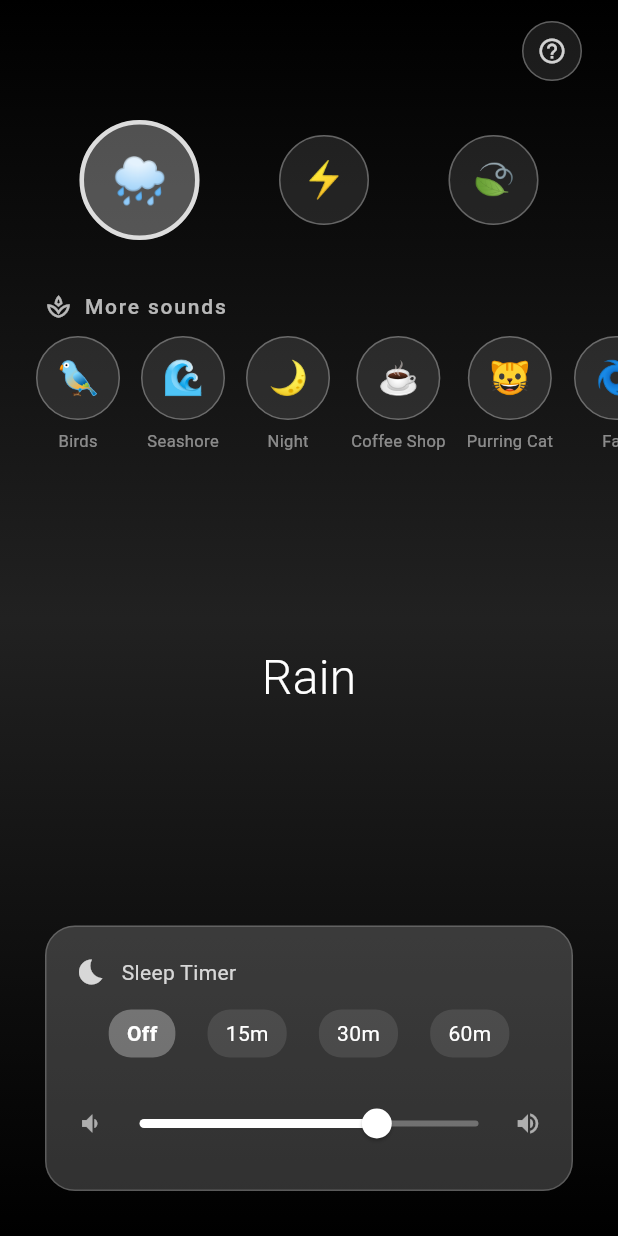
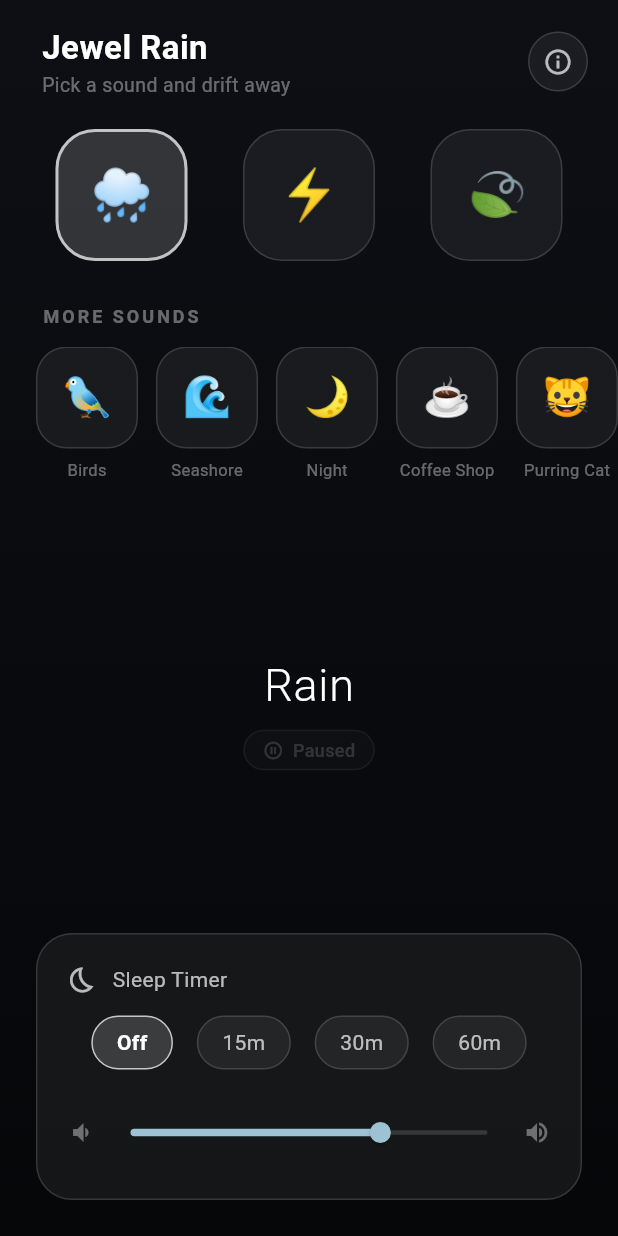
Before and after one commit to covagashi/RainingJewels, a Flutter app: the screen it shows after launch, after a tap on "I want to relax", on a phone screen of 412 x 824 dp. Run offline on Flutter 3.47's test engine with Material 3 defaults, Android fonts, the phone set to English and light mode, and no system bars; our stand-ins replace audio_service, in_app_review, just_audio, permission_handler, shared_preferences, wakelock_plus; missing offline and left inert: screen_brightness.

Commit message:
Refresh visual design in both apps
Restrained redesign shared between Flutter and Expo (lib/theme.dart /
src/theme.ts): near-black neutral background, monochrome white-opacity
hierarchy matching the app's original identity, rounded-square sound
tiles with labels, header with app title, playing-state chip, and a
single muted rain-blue accent reserved for playback state and the
volume slider. No gradients-and-glow styling.

Co-Authored-By: Claude Fable 5 <noreply@anthropic.com>
Claude-Session: https://claude.ai/code/session_017YHsRq8jEp7thL3GL5Ry41

```diff
--- a/jewel-rain-expo/package.json
+++ b/jewel-rain-expo/package.json
@@ -9,6 +9,7 @@
     "expo-audio": "~57.0.2",
     "expo-brightness": "~57.0.1",
     "expo-keep-awake": "~57.0.1",
+    "expo-linear-gradient": "~57.0.1",
     "expo-status-bar": "~57.0.1",
     "react": "19.2.3",
     "react-native": "0.86.0"
--- a/lib/main.dart
+++ b/lib/main.dart
@@ -4,6 +4,7 @@ import 'package:permission_handler/permission_handler.dart';
 import 'package:rainingjewels_new/screens/homepage.dart';
 import 'package:rainingjewels_new/services/audio_service.dart';
 import 'package:rainingjewels_new/services/review_service.dart';
+import 'package:rainingjewels_new/theme.dart';
 
 void main() async {
   WidgetsFlutterBinding.ensureInitialized();
@@ -113,10 +114,10 @@ class _MyAppState extends State<MyApp> with WidgetsBindingObserver {
       debugShowCheckedModeBanner: false,
       theme: ThemeData(
         colorScheme: ColorScheme.fromSeed(
-          seedColor: Colors.blue,
+          seedColor: kAccent,
           brightness: Brightness.dark,
         ),
-        scaffoldBackgroundColor: Colors.black,
+        scaffoldBackgroundColor: kBgBottom,
       ),
       home: const WelcomePage(),
       routes: {
@@ -132,64 +133,77 @@ class WelcomePage extends StatelessWidget {
   @override
   Widget build(BuildContext context) {
     return Scaffold(
-      body: SafeArea(
-        child: Container(
-          padding: const EdgeInsets.all(20),
-          color: Colors.grey.shade800,
+      body: Container(
+        decoration: const BoxDecoration(gradient: kBackgroundGradient),
+        child: SafeArea(
+          child: Padding(
+            padding: const EdgeInsets.all(24),
             child: Column(
               mainAxisAlignment: MainAxisAlignment.center,
               crossAxisAlignment: CrossAxisAlignment.center,
               children: <Widget>[
                 Flexible(
                   child: SizedBox(
-                  height: MediaQuery.of(context).size.width * 0.60,
+                    height: MediaQuery.of(context).size.width * 0.55,
                     child: Hero(
                       tag: 'picto',
                       child: Image.asset('assets/picto.png'),
                     ),
                   ),
                 ),
-              const Center(
-                child: Text.rich(
+                const SizedBox(height: 28),
+                const Text.rich(
                   TextSpan(
                     children: [
                       TextSpan(
                         text: "Relaxing",
-                        style: TextStyle(color: Colors.white, fontSize: 40.0),
+                        style: TextStyle(
+                          color: kTextPrimary,
+                          fontSize: 38.0,
+                          fontWeight: FontWeight.w300,
+                        ),
                       ),
                       TextSpan(
                         text: "Rain.",
                         style: TextStyle(
-                          color: Colors.white,
-                          fontSize: 40.0,
+                          color: kTextPrimary,
+                          fontSize: 38.0,
                           fontWeight: FontWeight.bold,
                         ),
                       ),
                     ],
                   ),
                 ),
+                const SizedBox(height: 8),
+                const Text(
+                  'Ambient sounds for sleep and focus',
+                  style: TextStyle(color: kTextTertiary, fontSize: 14),
                 ),
-              const SizedBox(height: 20),
-              InkWell(
-                onTap: () {
+                const SizedBox(height: 32),
+                OutlinedButton(
+                  onPressed: () {
                     Navigator.of(context).pushNamed(Homepage.routeName);
                   },
-                child: Container(
-                  decoration: BoxDecoration(
-                    border: Border.all(color: Colors.white, width: 3),
-                    borderRadius: const BorderRadius.all(Radius.circular(30)),
+                  style: OutlinedButton.styleFrom(
+                    foregroundColor: Colors.white,
+                    side: const BorderSide(color: Colors.white, width: 2),
+                    padding: const EdgeInsets.symmetric(
+                        horizontal: 40, vertical: 16),
+                    shape: RoundedRectangleBorder(
+                      borderRadius: BorderRadius.circular(30),
                     ),
-                  padding: const EdgeInsets.all(15),
+                  ),
                   child: const Text(
                     "I want to relax",
-                    style: TextStyle(fontSize: 20, color: Colors.white),
-                  ),
+                    style:
+                        TextStyle(fontSize: 18, fontWeight: FontWeight.w500),
                   ),
                 ),
               ],
             ),
           ),
         ),
+      ),
     );
   }
 }
--- a/lib/screens/homepage.dart
+++ b/lib/screens/homepage.dart
@@ -1,6 +1,7 @@
 import 'dart:async';
 
 import 'package:flutter/material.dart';
+import 'package:rainingjewels_new/theme.dart';
 import 'package:rainingjewels_new/widgets/sound_player.dart';
 import 'package:wakelock_plus/wakelock_plus.dart';
 import 'package:screen_brightness/screen_brightness.dart';
@@ -76,17 +77,7 @@ class _HomepageState extends State<Homepage> {
             fit: StackFit.expand,
             children: <Widget>[
               Container(
-                decoration: BoxDecoration(
-                  gradient: LinearGradient(
-                    begin: Alignment.topCenter,
-                    end: Alignment.bottomCenter,
-                    colors: [
-                      Colors.black,
-                      Colors.grey.shade900,
-                      Colors.black,
-                    ],
-                  ),
-                ),
+                decoration: const BoxDecoration(gradient: kBackgroundGradient),
               ),
               const SoundPlayer(),
               if (_isDimmed)
--- /dev/null
+++ b/lib/theme.dart
@@ -0,0 +1,29 @@
+import 'package:flutter/material.dart';
+
+/// Visual language shared with the Expo port (src/theme.ts).
+///
+/// Deliberately restrained: near-black neutral background, monochrome
+/// white-opacity hierarchy (the app's original identity), and one single
+/// muted rain-blue accent used only for the playback state and slider.
+const Color kBgTop = Color(0xFF0D0F14);
+const Color kBgBottom = Color(0xFF060709);
+
+const Color kAccent = Color(0xFF9CC2D4); // muted rain blue
+const Color kAccentSoft = Color(0x269CC2D4);
+
+const Color kGlassFill = Color(0x0FFFFFFF); // white 6%
+const Color kGlassBorder = Color(0x24FFFFFF); // white 14%
+const Color kSelectedFill = Color(0x29FFFFFF); // white 16%
+
+const Color kTextPrimary = Colors.white;
+const Color kTextSecondary = Colors.white70;
+const Color kTextTertiary = Colors.white38;
+
+const LinearGradient kBackgroundGradient = LinearGradient(
+  begin: Alignment.topCenter,
+  end: Alignment.bottomCenter,
+  colors: [kBgTop, kBgBottom],
+);
+
+// Kept for the modal sheets.
+const Color kBgMid = Color(0xFF14171E);
--- a/lib/widgets/sound_credits_sheet.dart
+++ b/lib/widgets/sound_credits_sheet.dart
@@ -2,12 +2,16 @@ import 'package:flutter/material.dart';
 import 'package:url_launcher/url_launcher.dart';
 
 import '../models/sound.dart';
+import '../theme.dart';
 
 /// Shows the CC-BY attributions required for the bundled sounds.
 void showSoundCreditsSheet(BuildContext context) {
   showModalBottomSheet<void>(
     context: context,
-    backgroundColor: Colors.grey.shade900,
+    backgroundColor: kBgMid,
+    shape: const RoundedRectangleBorder(
+      borderRadius: BorderRadius.vertical(top: Radius.circular(24)),
+    ),
     isScrollControlled: true,
     builder: (context) => DraggableScrollableSheet(
       expand: false,
@@ -88,10 +92,10 @@ class _LinkText extends StatelessWidget {
       child: Text(
         text,
         style: const TextStyle(
-          color: Colors.lightBlueAccent,
+          color: kAccent,
           fontSize: 12,
           decoration: TextDecoration.underline,
-          decorationColor: Colors.lightBlueAccent,
+          decorationColor: kAccent,
         ),
       ),
     );
--- a/lib/widgets/sound_player.dart
+++ b/lib/widgets/sound_player.dart
@@ -5,6 +5,7 @@ import 'package:just_audio/just_audio.dart';
 
 import '../models/sound.dart';
 import '../services/audio_service.dart';
+import '../theme.dart';
 import 'sound_credits_sheet.dart';
 
 /// Main player UI: featured sounds, the "More sounds" section, sleep timer
@@ -128,32 +129,39 @@ class _SoundPlayerState extends State<SoundPlayer> {
   void _showInfoSheet() {
     showModalBottomSheet<void>(
       context: context,
-      backgroundColor: Colors.grey.shade900,
+      backgroundColor: kBgMid,
+      shape: const RoundedRectangleBorder(
+        borderRadius: BorderRadius.vertical(top: Radius.circular(24)),
+      ),
       builder: (context) => SafeArea(
         child: Column(
           mainAxisSize: MainAxisSize.min,
           children: [
+            const SizedBox(height: 8),
             ListTile(
-              leading: const Icon(Icons.email_outlined, color: Colors.white70),
-              title: const Text('Contact', style: TextStyle(color: Colors.white)),
+              leading: const Icon(Icons.email_outlined, color: kTextSecondary),
+              title: const Text('Contact', style: TextStyle(color: kTextPrimary)),
               subtitle: const Text(
                 'hello@covaga.xyz — Subject: Raining Jewels - FAQ',
-                style: TextStyle(color: Colors.white54),
+                style: TextStyle(color: kTextTertiary),
               ),
               onTap: () => Navigator.pop(context),
             ),
             ListTile(
-              leading: const Icon(Icons.library_music_outlined, color: Colors.white70),
-              title: const Text('Sound credits', style: TextStyle(color: Colors.white)),
+              leading:
+                  const Icon(Icons.library_music_outlined, color: kTextSecondary),
+              title: const Text('Sound credits',
+                  style: TextStyle(color: kTextPrimary)),
               subtitle: const Text(
                 'Licenses and authors of the bundled sounds',
-                style: TextStyle(color: Colors.white54),
+                style: TextStyle(color: kTextTertiary),
               ),
               onTap: () {
                 Navigator.pop(context);
                 showSoundCreditsSheet(context);
               },
             ),
+            const SizedBox(height: 8),
           ],
         ),
       ),
@@ -162,99 +170,95 @@ class _SoundPlayerState extends State<SoundPlayer> {
 
   @override
   Widget build(BuildContext context) {
-    return Stack(
+    return Column(
+      crossAxisAlignment: CrossAxisAlignment.start,
       children: [
-        Positioned(
-          top: 10,
-          right: 20,
-          child: IconButton(
+        // Header
+        Padding(
+          padding: const EdgeInsets.fromLTRB(28, 16, 16, 0),
+          child: Row(
+            children: [
+              const Expanded(
+                child: Column(
+                  crossAxisAlignment: CrossAxisAlignment.start,
+                  children: [
+                    Text(
+                      'Jewel Rain',
+                      style: TextStyle(
+                        color: kTextPrimary,
+                        fontSize: 22,
+                        fontWeight: FontWeight.w600,
+                        letterSpacing: 0.3,
+                      ),
+                    ),
+                    Text(
+                      'Pick a sound and drift away',
+                      style: TextStyle(color: kTextTertiary, fontSize: 13),
+                    ),
+                  ],
+                ),
+              ),
+              IconButton(
                 onPressed: _showInfoSheet,
                 style: IconButton.styleFrom(
-              backgroundColor: Colors.white.withValues(alpha: 0.1),
-              side: BorderSide(color: Colors.white.withValues(alpha: 0.3)),
+                  backgroundColor: kGlassFill,
+                  side: const BorderSide(color: kGlassBorder),
                 ),
-            icon: Icon(
-              Icons.help_outline,
-              color: Colors.white.withValues(alpha: 0.8),
-              size: 20,
+                icon: const Icon(Icons.info_outline,
+                    color: kTextSecondary, size: 20),
+              ),
+            ],
           ),
         ),
-        ),
-        Column(
-          children: [
-            const SizedBox(height: 70),
+
+        const SizedBox(height: 20),
 
         // Featured sounds
-            SizedBox(
-              height: 100,
-              child: Row(
+        Row(
           mainAxisAlignment: MainAxisAlignment.spaceEvenly,
           children: List.generate(kFeaturedSounds.length, (index) {
-                  final isSelected = index == _selectedIndex;
-                  return _SoundCircle(
+            return _SoundTile(
               sound: kFeaturedSounds[index],
-                    isSelected: isSelected,
-                    size: isSelected ? 80 : 60,
+              isSelected: index == _selectedIndex,
+              isPlaying: index == _selectedIndex && _isPlaying,
+              size: 88,
               onTap: () => _onSoundTap(index),
             );
           }),
         ),
-            ),
 
-            const SizedBox(height: 24),
+        const SizedBox(height: 28),
 
         // "More sounds" section
-            Padding(
-              padding: const EdgeInsets.symmetric(horizontal: 30),
-              child: Row(
-                children: [
-                  Icon(Icons.spa_outlined,
-                      color: Colors.white.withValues(alpha: 0.7), size: 18),
-                  const SizedBox(width: 8),
-                  Text(
-                    'More sounds',
+        const Padding(
+          padding: EdgeInsets.symmetric(horizontal: 28),
+          child: Text(
+            'MORE SOUNDS',
             style: TextStyle(
-                      color: Colors.white.withValues(alpha: 0.7),
-                      fontSize: 14,
-                      fontWeight: FontWeight.w500,
-                      letterSpacing: 1.2,
+              color: kTextTertiary,
+              fontSize: 12,
+              fontWeight: FontWeight.w600,
+              letterSpacing: 2,
             ),
           ),
-                ],
         ),
-            ),
-            const SizedBox(height: 10),
+        const SizedBox(height: 12),
         SizedBox(
-              height: 92,
+          height: 96,
           child: ListView.separated(
             scrollDirection: Axis.horizontal,
             padding: const EdgeInsets.symmetric(horizontal: 24),
             itemCount: kMoreSounds.length,
-                separatorBuilder: (_, __) => const SizedBox(width: 14),
+            separatorBuilder: (_, __) => const SizedBox(width: 12),
             itemBuilder: (context, i) {
               final index = kFeaturedSounds.length + i;
-                  final sound = kMoreSounds[i];
-                  final isSelected = index == _selectedIndex;
-                  return Column(
-                    mainAxisSize: MainAxisSize.min,
-                    children: [
-                      _SoundCircle(
-                        sound: sound,
-                        isSelected: isSelected,
-                        size: 56,
-                        fontSize: 22,
+              return _SoundTile(
+                sound: kMoreSounds[i],
+                isSelected: index == _selectedIndex,
+                isPlaying: index == _selectedIndex && _isPlaying,
+                size: 68,
+                showLabel: true,
                 onTap: () => _onSoundTap(index),
-                      ),
-                      const SizedBox(height: 6),
-                      Text(
-                        sound.name,
-                        style: TextStyle(
-                          color: Colors.white
-                              .withValues(alpha: isSelected ? 0.9 : 0.5),
-                          fontSize: 11,
-                        ),
-                      ),
-                    ],
               );
             },
           ),
@@ -262,13 +266,56 @@ class _SoundPlayerState extends State<SoundPlayer> {
 
         const Spacer(),
 
-            // Selected sound title
+        // Selected sound title + play state
+        Center(
+          child: Column(
+            children: [
               Text(
                 _selectedSound.name,
                 style: const TextStyle(
-                color: Colors.white,
-                fontSize: 32,
+                  color: kTextPrimary,
+                  fontSize: 30,
                   fontWeight: FontWeight.w300,
+                  letterSpacing: 0.5,
+                ),
+              ),
+              const SizedBox(height: 8),
+              AnimatedOpacity(
+                duration: const Duration(milliseconds: 200),
+                opacity: _isPlaying ? 1 : 0.4,
+                child: Container(
+                  padding:
+                      const EdgeInsets.symmetric(horizontal: 12, vertical: 4),
+                  decoration: BoxDecoration(
+                    color: _isPlaying ? kAccentSoft : kGlassFill,
+                    borderRadius: BorderRadius.circular(20),
+                    border: Border.all(
+                        color: _isPlaying ? kAccent : kGlassBorder, width: 1),
+                  ),
+                  child: Row(
+                    mainAxisSize: MainAxisSize.min,
+                    children: [
+                      Icon(
+                        _isPlaying
+                            ? Icons.graphic_eq
+                            : Icons.pause_circle_outline,
+                        color: _isPlaying ? kAccent : kTextTertiary,
+                        size: 14,
+                      ),
+                      const SizedBox(width: 6),
+                      Text(
+                        _isPlaying ? 'Playing' : 'Paused',
+                        style: TextStyle(
+                          color: _isPlaying ? kAccent : kTextTertiary,
+                          fontSize: 12,
+                          fontWeight: FontWeight.w500,
+                        ),
+                      ),
+                    ],
+                  ),
+                ),
+              ),
+            ],
           ),
         ),
 
@@ -276,127 +323,146 @@ class _SoundPlayerState extends State<SoundPlayer> {
 
         // Controls
         Container(
-              margin: const EdgeInsets.all(30),
+          margin: const EdgeInsets.fromLTRB(24, 0, 24, 24),
           padding: const EdgeInsets.all(20),
           decoration: BoxDecoration(
-                color: Colors.grey.withValues(alpha: 0.3),
-                borderRadius: BorderRadius.circular(20),
-                border: Border.all(color: Colors.white.withValues(alpha: 0.2)),
+            color: kGlassFill,
+            borderRadius: BorderRadius.circular(24),
+            border: Border.all(color: kGlassBorder),
           ),
           child: Column(
             children: [
               Row(
                 children: [
-                      Icon(Icons.bedtime,
-                          color: Colors.white.withValues(alpha: 0.8), size: 20),
+                  const Icon(Icons.bedtime_outlined,
+                      color: kTextSecondary, size: 20),
                   const SizedBox(width: 10),
-                      Text('Sleep Timer',
-                          style: TextStyle(
-                              color: Colors.white.withValues(alpha: 0.8))),
+                  const Text('Sleep Timer',
+                      style: TextStyle(color: kTextSecondary)),
                   const Spacer(),
                   if (_timerActive)
                     Text(
                       _formatTimer(),
                       style: const TextStyle(
-                              color: Colors.white, fontWeight: FontWeight.bold),
+                          color: kTextPrimary, fontWeight: FontWeight.bold),
                     ),
                 ],
               ),
-                  const SizedBox(height: 15),
+              const SizedBox(height: 14),
               Row(
                 mainAxisAlignment: MainAxisAlignment.spaceEvenly,
                 children: [0, 15, 30, 60].map((minutes) {
                   final isSelected = _timerMinutes == minutes;
                   return GestureDetector(
                     onTap: () => _setTimer(minutes),
-                        child: Container(
+                    child: AnimatedContainer(
+                      duration: const Duration(milliseconds: 150),
                       padding: const EdgeInsets.symmetric(
-                              horizontal: 12, vertical: 6),
+                          horizontal: 16, vertical: 7),
                       decoration: BoxDecoration(
-                            color: Colors.white
-                                .withValues(alpha: isSelected ? 0.3 : 0.1),
-                            borderRadius: BorderRadius.circular(15),
+                        color: isSelected ? kSelectedFill : kGlassFill,
+                        borderRadius: BorderRadius.circular(20),
+                        border: Border.all(
+                          color: isSelected ? Colors.white70 : kGlassBorder,
+                        ),
                       ),
                       child: Text(
                         minutes == 0 ? 'Off' : '${minutes}m',
                         style: TextStyle(
-                              color: Colors.white,
-                              fontWeight: isSelected
-                                  ? FontWeight.bold
-                                  : FontWeight.normal,
+                          color: isSelected ? kTextPrimary : kTextSecondary,
+                          fontWeight:
+                              isSelected ? FontWeight.bold : FontWeight.normal,
                         ),
                       ),
                     ),
                   );
                 }).toList(),
               ),
-                  const SizedBox(height: 20),
+              const SizedBox(height: 18),
               Row(
                 children: [
-                      Icon(Icons.volume_down,
-                          color: Colors.white.withValues(alpha: 0.6), size: 18),
+                  const Icon(Icons.volume_down,
+                      color: kTextTertiary, size: 18),
                   Expanded(
+                    child: SliderTheme(
+                      data: SliderTheme.of(context).copyWith(
+                        trackHeight: 3,
+                        thumbShape: const RoundSliderThumbShape(
+                            enabledThumbRadius: 7),
+                      ),
                       child: Slider(
                         value: _volume,
-                          activeColor: Colors.white,
-                          inactiveColor: Colors.white.withValues(alpha: 0.3),
+                        activeColor: kAccent,
+                        inactiveColor: kGlassBorder,
                         onChanged: (value) {
                           setState(() => _volume = value);
                           _audioHandler.setVolume(value);
                         },
                       ),
                     ),
-                      Icon(Icons.volume_up,
-                          color: Colors.white.withValues(alpha: 0.6), size: 18),
+                  ),
+                  const Icon(Icons.volume_up, color: kTextTertiary, size: 18),
                 ],
               ),
             ],
           ),
         ),
       ],
-        ),
-      ],
     );
   }
 }
 
-class _SoundCircle extends StatelessWidget {
+class _SoundTile extends StatelessWidget {
   final Sound sound;
   final bool isSelected;
+  final bool isPlaying;
   final double size;
-  final double? fontSize;
+  final bool showLabel;
   final VoidCallback onTap;
 
-  const _SoundCircle({
+  const _SoundTile({
     required this.sound,
     required this.isSelected,
+    required this.isPlaying,
     required this.size,
     required this.onTap,
-    this.fontSize,
+    this.showLabel = false,
   });
 
   @override
   Widget build(BuildContext context) {
     return GestureDetector(
       onTap: onTap,
-      child: AnimatedContainer(
-        duration: const Duration(milliseconds: 150),
+      child: Column(
+        mainAxisSize: MainAxisSize.min,
+        children: [
+          AnimatedContainer(
+            duration: const Duration(milliseconds: 200),
             width: size,
             height: size,
             decoration: BoxDecoration(
-          shape: BoxShape.circle,
-          color: Colors.white.withValues(alpha: isSelected ? 0.3 : 0.1),
+              color: isSelected ? kSelectedFill : kGlassFill,
+              borderRadius: BorderRadius.circular(size * 0.3),
               border: Border.all(
-            color: Colors.white.withValues(alpha: isSelected ? 0.8 : 0.3),
-            width: isSelected ? 3 : 1,
+                color: isSelected ? Colors.white70 : kGlassBorder,
+                width: isSelected ? 2 : 1,
               ),
             ),
             child: Center(
-          child: Text(
-            sound.icon,
-            style: TextStyle(fontSize: fontSize ?? (isSelected ? 30 : 24)),
+              child: Text(sound.icon, style: TextStyle(fontSize: size * 0.38)),
             ),
           ),
+          if (showLabel) ...[
+            const SizedBox(height: 6),
+            Text(
+              sound.name,
+              style: TextStyle(
+                color: isSelected ? kTextPrimary : kTextTertiary,
+                fontSize: 11,
+              ),
+            ),
+          ],
+        ],
       ),
     );
   }
```
Also changed, not shown: jewel-rain-expo/package-lock.json, 4 other files. Lines whose indentation alone changed are shown as unchanged.
